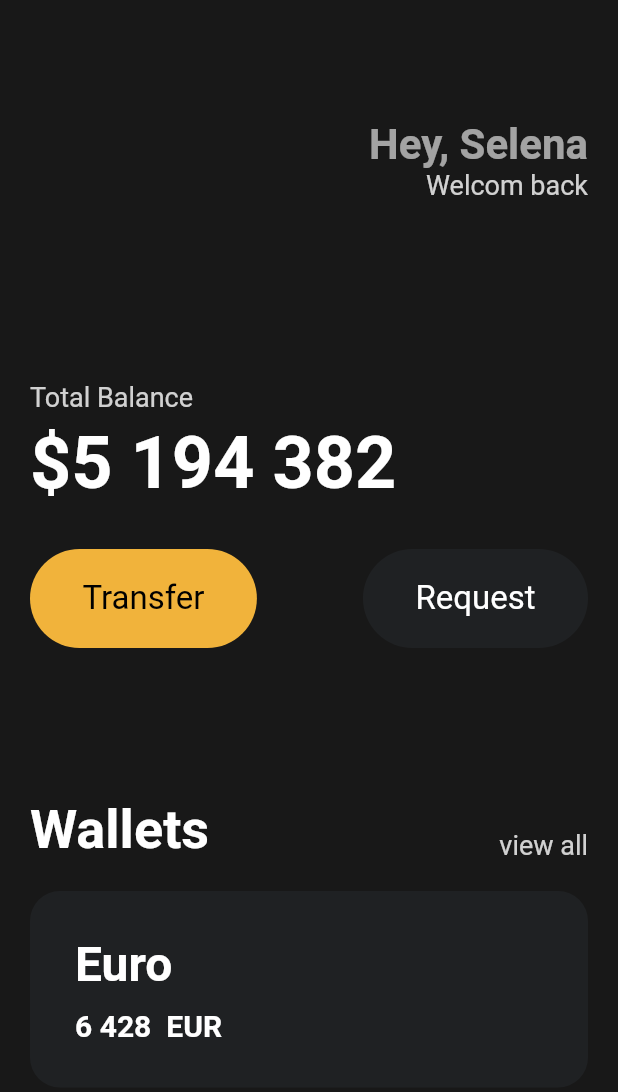
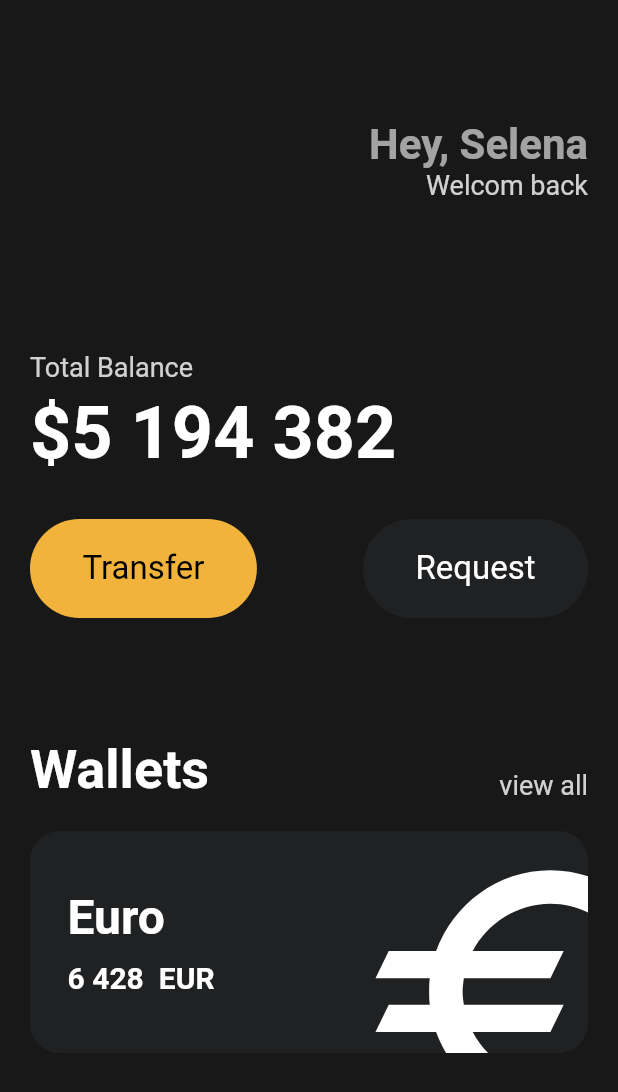
Before and after one commit to ShinHeeJin/flutterHelloWorld, a Flutter app: the screen it shows after launch, on a phone screen of 412 x 824 dp. Shown: the top 1092 px of the screen. Run offline on Flutter 3.47's test engine with Material 2 defaults, Android fonts, the phone set to English and light mode, and no system bars.

Commit message:
feature : Transform, clipBehavior

```diff
--- a/lib/main.dart
+++ b/lib/main.dart
@@ -44,9 +44,7 @@ class App extends StatelessWidget {
                   ),
                 ],
               ),
-              const SizedBox(
-                height: 120,
-              ),
+              const SizedBox(height: 100),
               Text(
                 'Total Balance',
                 style: TextStyle(
@@ -79,7 +77,7 @@ class App extends StatelessWidget {
                   ),
                 ],
               ),
-              const SizedBox(height: 100),
+              const SizedBox(height: 80),
               Row(
                 mainAxisAlignment: MainAxisAlignment.spaceBetween,
                 crossAxisAlignment: CrossAxisAlignment.end,
@@ -101,17 +99,17 @@ class App extends StatelessWidget {
                   ),
                 ],
               ),
-              const SizedBox(
-                height: 20,
-              ),
+              const SizedBox(height: 20),
               Container(
+                clipBehavior: Clip.hardEdge,
                 decoration: BoxDecoration(
                   color: const Color(0xFF1F2123),
                   borderRadius: BorderRadius.circular(20),
                 ),
                 child: Padding(
-                  padding: const EdgeInsets.all(30),
+                  padding: const EdgeInsets.all(25),
                   child: Row(
+                    mainAxisAlignment: MainAxisAlignment.spaceBetween,
                     children: [
                       Column(
                         crossAxisAlignment: CrossAxisAlignment.start,
@@ -148,6 +146,17 @@ class App extends StatelessWidget {
                           ),
                         ],
                       ),
+                      Transform.scale(
+                        scale: 2.2,
+                        child: Transform.translate(
+                          offset: const Offset(10, 15),
+                          child: const Icon(
+                            Icons.euro_outlined,
+                            color: Colors.white,
+                            size: 98,
+                          ),
+                        ),
+                      ),
                     ],
                   ),
                 ),
```
